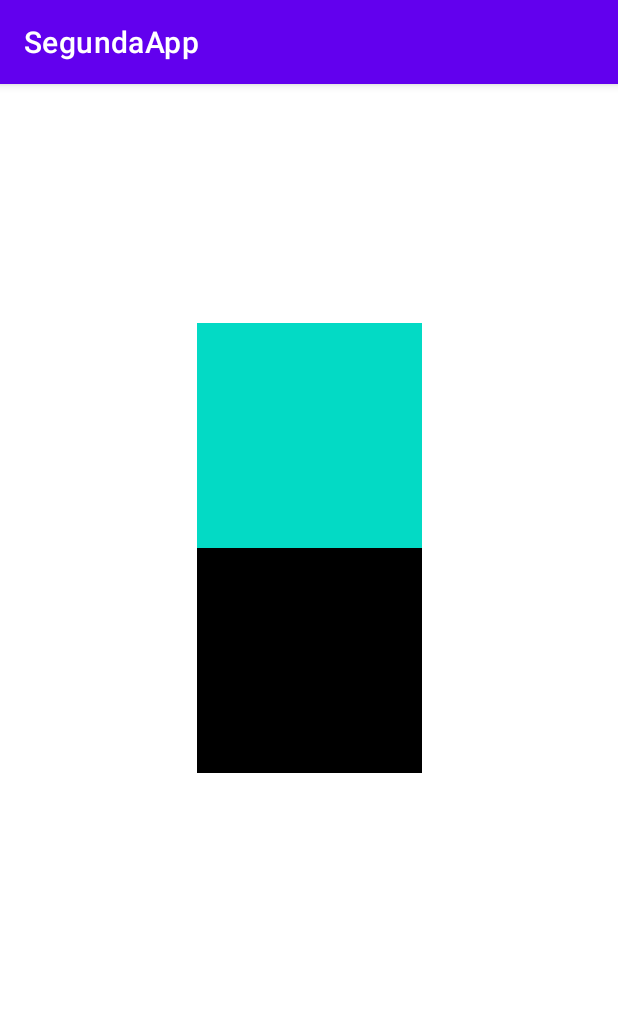
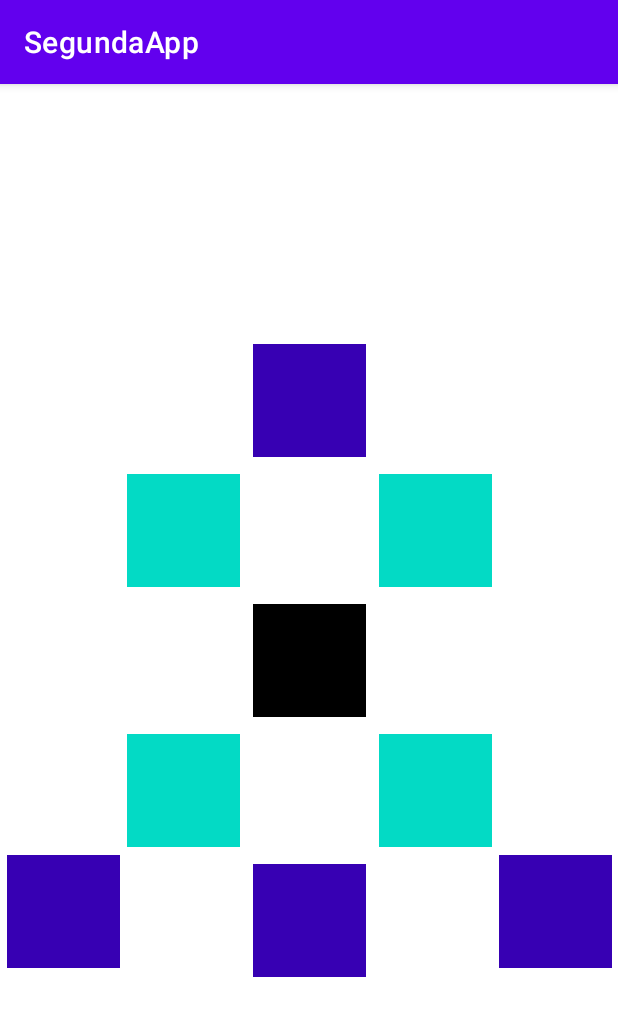
Before and after one commit to irialcban/segunda_app, an Android app: the screen it shows after launch (MainActivity), on a phone screen of 412 x 824 dp. Shown: the top 1016 px of the screen. Run offline under Robolectric (Android 15) with nearby library versions, the phone set to English and light mode, and no system bars.

Commit message:
Interfaz modificada

```diff
--- a/app/build.gradle.kts
+++ b/app/build.gradle.kts
@@ -5,7 +5,7 @@ plugins {
 
 android {
     namespace = "com.pmdm.segundaapp"
-    compileSdk = 33
+    compileSdk = 34
 
     defaultConfig {
         applicationId = "com.pmdm.segundaapp"
--- a/app/src/main/res/layout/activity_main.xml
+++ b/app/src/main/res/layout/activity_main.xml
@@ -7,21 +7,93 @@
     tools:context=".MainActivity">
 
     <View
-        android:layout_width="150dp"
-        android:layout_height="150dp"
-        android:id="@+id/viewBlack"
+        android:id="@+id/view9"
+        android:layout_width="75dp"
+        android:layout_height="75dp"
+        android:background="@color/teal_200"
+        app:layout_constraintBottom_toBottomOf="parent"
+        app:layout_constraintEnd_toEndOf="@+id/view2"
+        app:layout_constraintStart_toStartOf="parent"
+        app:layout_constraintTop_toTopOf="@+id/view3" />
+
+    <View
+        android:id="@+id/view10"
+        android:layout_width="75dp"
+        android:layout_height="75dp"
+        android:background="@color/teal_200"
+        app:layout_constraintBottom_toBottomOf="parent"
+        app:layout_constraintEnd_toEndOf="parent"
+        app:layout_constraintStart_toStartOf="@+id/view2"
+        app:layout_constraintTop_toTopOf="@+id/view3" />
+
+    <View
+        android:id="@+id/view4"
+        android:layout_width="75dp"
+        android:layout_height="75dp"
+        android:background="@color/teal_200"
+        app:layout_constraintBottom_toBottomOf="@+id/view5"
+        app:layout_constraintEnd_toEndOf="parent"
+        app:layout_constraintStart_toStartOf="@+id/view2"
+        app:layout_constraintTop_toTopOf="parent" />
+
+    <View
+        android:id="@+id/view8"
+        android:layout_width="75dp"
+        android:layout_height="75dp"
+        android:background="@color/teal_200"
+        app:layout_constraintBottom_toBottomOf="@+id/view5"
+        app:layout_constraintEnd_toEndOf="@+id/view2"
+        app:layout_constraintStart_toStartOf="parent"
+        app:layout_constraintTop_toTopOf="parent" />
+
+    <View
+        android:id="@+id/view3"
+        android:layout_width="75dp"
+        android:layout_height="75dp"
+        android:background="@color/purple_700"
+        app:layout_constraintBottom_toBottomOf="@+id/view2"
+        app:layout_constraintEnd_toEndOf="parent"
+        app:layout_constraintStart_toStartOf="parent"
+        app:layout_constraintTop_toTopOf="parent" />
+
+    <View
+        android:id="@+id/view5"
+        android:layout_width="75dp"
+        android:layout_height="75dp"
+        android:background="@color/purple_700"
+        app:layout_constraintBottom_toBottomOf="parent"
+        app:layout_constraintEnd_toEndOf="parent"
+        app:layout_constraintStart_toStartOf="parent"
+        app:layout_constraintTop_toTopOf="@+id/view2" />
+
+    <View
+        android:id="@+id/view7"
+        android:layout_width="75dp"
+        android:layout_height="75dp"
+        android:background="@color/purple_700"
+        app:layout_constraintBottom_toBottomOf="parent"
+        app:layout_constraintEnd_toStartOf="@+id/view9"
+        app:layout_constraintStart_toStartOf="parent"
+        app:layout_constraintTop_toBottomOf="@+id/view8" />
+
+    <View
+        android:id="@+id/view6"
+        android:layout_width="75dp"
+        android:layout_height="75dp"
+        android:background="@color/purple_700"
+        app:layout_constraintBottom_toBottomOf="parent"
+        app:layout_constraintEnd_toEndOf="parent"
+        app:layout_constraintStart_toEndOf="@+id/view10"
+        app:layout_constraintTop_toBottomOf="@+id/view4" />
+
+    <View
+        android:id="@+id/view2"
+        android:layout_width="75dp"
+        android:layout_height="75dp"
         android:background="@color/black"
         app:layout_constraintBottom_toBottomOf="parent"
         app:layout_constraintEnd_toEndOf="parent"
         app:layout_constraintStart_toStartOf="parent"
         app:layout_constraintTop_toTopOf="parent" />
 
-    <View
-        android:layout_width="150dp"
-        android:layout_height="150dp"
-        android:background="@color/teal_200"
-        app:layout_constraintBottom_toTopOf="@+id/viewBlack"
-        app:layout_constraintEnd_toEndOf="parent"
-        app:layout_constraintStart_toStartOf="parent" />
-
 </androidx.constraintlayout.widget.ConstraintLayout>
```
